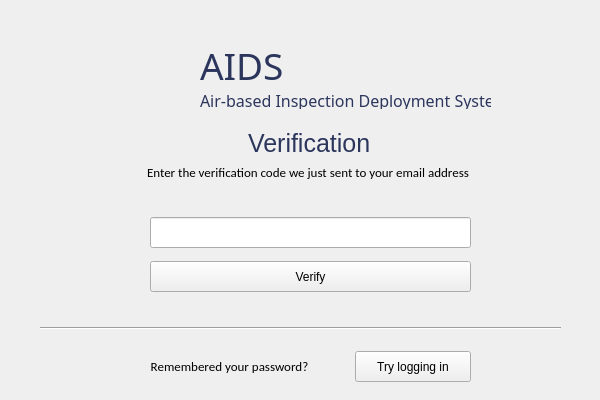
Qt form Gui/ForgotPassword/verification.ui (whitePenumbra/SARdrone) before a commit.
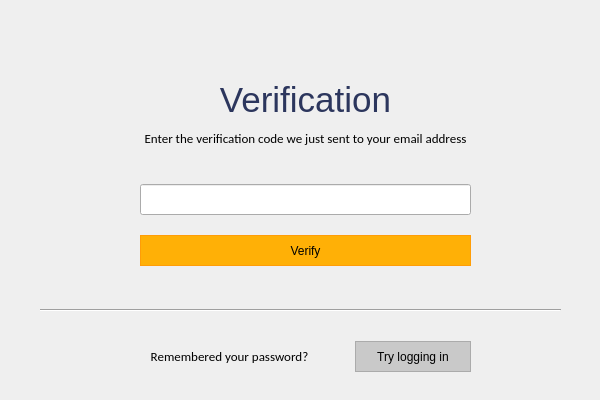
The same form after that commit. Icons and pictures are not drawn.

Patch:
```diff
--- a/Gui/ForgotPassword/verification.ui
+++ b/Gui/ForgotPassword/verification.ui
@@ -30,59 +30,13 @@
     <normaloff>../Resources/logo_svg.svg</normaloff>../Resources/logo_svg.svg</iconset>
   </property>
   <widget class="QWidget" name="centralwidget">
-   <widget class="QLabel" name="lbl_verification">
-    <property name="geometry">
-     <rect>
-      <x>240</x>
-      <y>110</y>
-      <width>151</width>
-      <height>71</height>
-     </rect>
-    </property>
-    <property name="font">
-     <font>
-      <family>Helvetica</family>
-      <pointsize>19</pointsize>
-     </font>
-    </property>
-    <property name="styleSheet">
-     <string notr="true">padding-left:2px;
-padding-bottom: 4px;</string>
-    </property>
-    <property name="text">
-     <string>&lt;html&gt;&lt;head/&gt;&lt;body&gt;&lt;p&gt;&lt;span style=&quot; color:#2c365d;&quot;&gt;Verification&lt;/span&gt;&lt;/p&gt;&lt;/body&gt;&lt;/html&gt;</string>
-    </property>
-   </widget>
-   <widget class="QLabel" name="lbl_sub1">
-    <property name="geometry">
-     <rect>
-      <x>140</x>
-      <y>157</y>
-      <width>351</width>
-      <height>41</height>
-     </rect>
-    </property>
-    <property name="font">
-     <font>
-      <family>Calibri</family>
-      <pointsize>10</pointsize>
-     </font>
-    </property>
-    <property name="styleSheet">
-     <string notr="true">padding-left:4px;
-padding-bottom:10px;</string>
-    </property>
-    <property name="text">
-     <string>Enter the verification code we just sent to your email address</string>
-    </property>
-   </widget>
    <widget class="QLabel" name="lbl_error">
     <property name="geometry">
      <rect>
-      <x>150</x>
-      <y>180</y>
-      <width>321</width>
-      <height>31</height>
+      <x>140</x>
+      <y>140</y>
+      <width>331</width>
+      <height>51</height>
      </rect>
     </property>
     <property name="font">
@@ -92,7 +46,7 @@
      </font>
     </property>
     <property name="styleSheet">
-     <string notr="true">padding-bottom:3 rem;</string>
+     <string notr="true"/>
     </property>
     <property name="text">
      <string/>
@@ -105,103 +59,20 @@
     <property name="geometry">
      <rect>
       <x>40</x>
-      <y>320</y>
+      <y>295</y>
       <width>521</width>
-      <height>16</height>
+      <height>31</height>
      </rect>
     </property>
     <property name="orientation">
      <enum>Qt::Horizontal</enum>
     </property>
    </widget>
-   <widget class="QLabel" name="app_logo">
-    <property name="geometry">
-     <rect>
-      <x>70</x>
-      <y>20</y>
-      <width>135</width>
-      <height>114</height>
-     </rect>
-    </property>
-    <property name="text">
-     <string/>
-    </property>
-    <property name="pixmap">
-     <pixmap>../Resources/aids_logo.png</pixmap>
-    </property>
-    <property name="alignment">
-     <set>Qt::AlignCenter</set>
-    </property>
-   </widget>
-   <widget class="QWidget" name="layoutWidget">
-    <property name="geometry">
-     <rect>
-      <x>200</x>
-      <y>40</y>
-      <width>293</width>
-      <height>71</height>
-     </rect>
-    </property>
-    <layout class="QVBoxLayout" name="verticalLayout">
-     <item>
-      <widget class="QLabel" name="aids_logo">
-       <property name="minimumSize">
-        <size>
-         <width>291</width>
-         <height>43</height>
-        </size>
-       </property>
-       <property name="maximumSize">
-        <size>
-         <width>291</width>
-         <height>43</height>
-        </size>
-       </property>
-       <property name="font">
-        <font>
-         <family>Audiowide</family>
-         <pointsize>28</pointsize>
-         <kerning>true</kerning>
-        </font>
-       </property>
-       <property name="text">
-        <string>&lt;html&gt;&lt;head/&gt;&lt;body&gt;&lt;p&gt;&lt;span style=&quot; color:#2c365d;&quot;&gt;AIDS&lt;/span&gt;&lt;/p&gt;&lt;/body&gt;&lt;/html&gt;</string>
-       </property>
-      </widget>
-     </item>
-     <item>
-      <widget class="QLabel" name="app_name">
-       <property name="minimumSize">
-        <size>
-         <width>291</width>
-         <height>20</height>
-        </size>
-       </property>
-       <property name="maximumSize">
-        <size>
-         <width>291</width>
-         <height>20</height>
-        </size>
-       </property>
-       <property name="font">
-        <font>
-         <family>Barlow Medium</family>
-         <pointsize>12</pointsize>
-         <kerning>true</kerning>
-        </font>
-       </property>
-       <property name="text">
-        <string>&lt;html&gt;&lt;head/&gt;&lt;body&gt;&lt;p&gt;&lt;span style=&quot; color:#2c365d;&quot;&gt;Air-based Inspection Deployment System&lt;/span&gt;&lt;/p&gt;&lt;/body&gt;&lt;/html&gt;</string>
-       </property>
-      </widget>
-     </item>
-    </layout>
-   </widget>
    <widget class="QWidget" name="layoutWidget_2">
     <property name="geometry">
      <rect>
       <x>110</x>
-      <y>350</y>
+      <y>340</y>
       <width>361</width>
       <height>33</height>
      </rect>
@@ -243,7 +114,28 @@
         </font>
        </property>
        <property name="styleSheet">
-        <string notr="true"/>
+        <string notr="true">QPushButton {
+color: rgb(0, 0, 0);
+background-color: rgb(201, 201, 201);
+border: 1.2px solid #ABABAB;
+outline: none;}
+
+QPushButton:hover{
+color: rgb(255, 255, 255);
+background-color: rgb(171, 171, 171);
+outline: none;
+border: none;
+}
+
+QPushButton:pressed{
+color: rgb(255, 255, 255);
+background-color: rgb(129, 129, 129);
+outline: none;
+border: none;
+}
+
+
+</string>
        </property>
        <property name="text">
         <string>Try logging in</string>
@@ -252,27 +144,77 @@
      </item>
     </layout>
    </widget>
-   <widget class="QWidget" name="">
+   <widget class="QWidget" name="layoutWidget">
     <property name="geometry">
      <rect>
-      <x>150</x>
-      <y>210</y>
-      <width>323</width>
-      <height>91</height>
+      <x>130</x>
+      <y>80</y>
+      <width>351</width>
+      <height>71</height>
      </rect>
     </property>
-    <layout class="QVBoxLayout" name="verification_layout">
+    <layout class="QVBoxLayout" name="verticalLayout">
+     <item>
+      <widget class="QLabel" name="lbl_verification">
+       <property name="font">
+        <font>
+         <family>Helvetica</family>
+         <pointsize>26</pointsize>
+        </font>
+       </property>
+       <property name="styleSheet">
+        <string notr="true"/>
+       </property>
+       <property name="text">
+        <string>&lt;html&gt;&lt;head/&gt;&lt;body&gt;&lt;p&gt;&lt;span style=&quot; color:#2c365d;&quot;&gt;Verification&lt;/span&gt;&lt;/p&gt;&lt;/body&gt;&lt;/html&gt;</string>
+       </property>
+       <property name="alignment">
+        <set>Qt::AlignCenter</set>
+       </property>
+      </widget>
+     </item>
+     <item>
+      <widget class="QLabel" name="lbl_sub1">
+       <property name="font">
+        <font>
+         <family>Calibri</family>
+         <pointsize>10</pointsize>
+        </font>
+       </property>
+       <property name="styleSheet">
+        <string notr="true"/>
+       </property>
+       <property name="text">
+        <string>Enter the verification code we just sent to your email address</string>
+       </property>
+       <property name="alignment">
+        <set>Qt::AlignCenter</set>
+       </property>
+      </widget>
+     </item>
+    </layout>
+   </widget>
+   <widget class="QWidget" name="layoutWidget">
+    <property name="geometry">
+     <rect>
+      <x>140</x>
+      <y>170</y>
+      <width>333</width>
+      <height>111</height>
+     </rect>
+    </property>
+    <layout class="QVBoxLayout" name="verticalLayout_2">
      <item>
       <widget class="QLineEdit" name="txt_verCode">
        <property name="minimumSize">
         <size>
-         <width>321</width>
+         <width>331</width>
          <height>31</height>
         </size>
        </property>
        <property name="maximumSize">
         <size>
-         <width>321</width>
+         <width>331</width>
          <height>31</height>
         </size>
        </property>
@@ -291,16 +233,37 @@
        </property>
        <property name="minimumSize">
         <size>
-         <width>321</width>
+         <width>331</width>
          <height>31</height>
         </size>
        </property>
        <property name="maximumSize">
         <size>
-         <width>321</width>
+         <width>331</width>
          <height>31</height>
         </size>
        </property>
+       <property name="styleSheet">
+        <string notr="true">QPushButton {
+background-color: rgb(255, 176, 6);
+border: 1.2px solid #ff9d07;
+outline: none;}
+
+QPushButton:hover{
+background-color: rgb(255, 157, 7);
+outline: none;
+border: none;
+}
+
+QPushButton:pressed{
+background-color: rgb(254, 140, 8);
+outline: none;
+border: none;
+}
+
+
+</string>
+       </property>
        <property name="text">
         <string>Verify</string>
        </property>
```
Left out of the diff: 1 changed line with no effect on the pictures.
